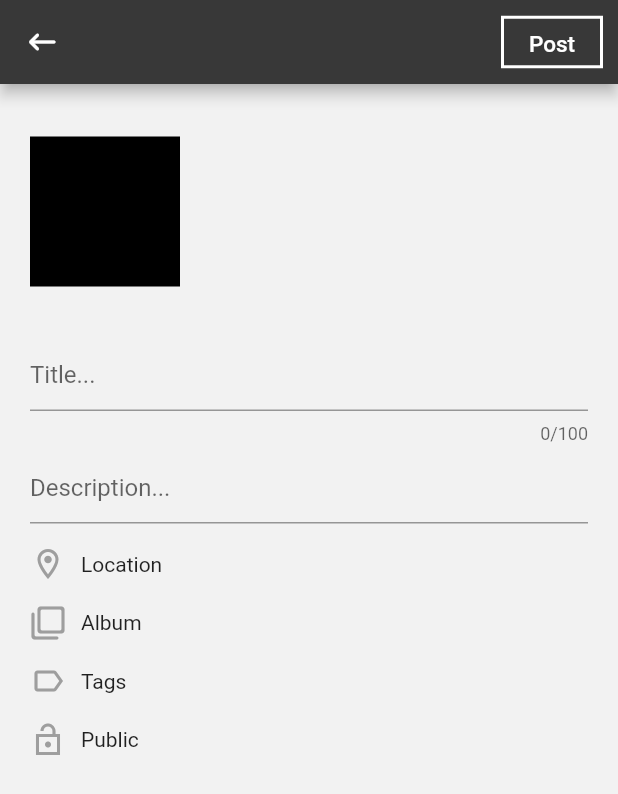
After one commit to mohamed-halemo/Software-Project, a Flutter app: the PhotoUploadScreen screen opened directly, on a phone screen of 412 x 824 dp. The commit adds this screen. Shown: the top 794 px of the screen. Run offline on Flutter 3.47's test engine with Material 2 defaults, Android fonts, the phone set to English and light mode, and no system bars; our stand-ins replace email_validator, flutter_swiper, image_gallery_saver, permission_handler; missing offline and left inert: bitmap, camerawesome, circle_list, photo_gallery, photo_manager; Roboto replaces fonts that are missing (Rubik); statements that could not run were skipped.

Commit message:
Upload Image Placeholding UI

```diff
--- a/android_flickr/lib/main.dart
+++ b/android_flickr/lib/main.dart
@@ -6,14 +6,12 @@ import './colors/blackSwatch.dart' as primBlack;
 import './screens/login_screen.dart';
 import './screens/photoEditScreen.dart';
 
-// import 'dart:html';
-
 void main() {
   runApp(MyApp());
 }
 
 class MyApp extends StatelessWidget {
-  // This widget is the root of your application.
+  // This widget is the root of the application.
   @override
   Widget build(BuildContext context) {
     SystemChrome.setPreferredOrientations(
--- /dev/null
+++ b/android_flickr/lib/screens/PhotoUploadScreen.dart
@@ -0,0 +1,154 @@
+import 'package:flutter/material.dart';
+
+class PhotoUploadScreen extends StatefulWidget {
+  @override
+  _PhotoUploadScreenState createState() => _PhotoUploadScreenState();
+}
+
+class _PhotoUploadScreenState extends State<PhotoUploadScreen> {
+  @override
+  Widget build(BuildContext context) {
+    return Scaffold(
+      backgroundColor: Color.fromARGB(255, 242, 242, 242),
+      appBar: AppBar(
+        backgroundColor: Color.fromARGB(255, 56, 56, 56),
+        leading: IconButton(
+          icon: Icon(Icons.keyboard_backspace_rounded),
+          onPressed: () {
+            Navigator.of(context).pop();
+          },
+        ),
+        actions: [
+          Align(
+            alignment: Alignment.centerLeft,
+            child: Padding(
+              padding: EdgeInsets.only(
+                right: 10,
+              ),
+              child: Container(
+                height: 35,
+                decoration: BoxDecoration(
+                  border: Border.all(
+                    color: Colors.white,
+                    width: 2,
+                  ),
+                ),
+                child: TextButton(
+                  onPressed: () {},
+                  child: Text(
+                    'Post',
+                    style: TextStyle(
+                      color: Colors.white,
+                      fontSize: 15,
+                    ),
+                  ),
+                ),
+              ),
+            ),
+          )
+        ],
+      ),
+      body: Padding(
+        padding: const EdgeInsets.only(
+          left: 20.0,
+          right: 20.0,
+        ),
+        child: Column(
+          mainAxisAlignment: MainAxisAlignment.start,
+          crossAxisAlignment: CrossAxisAlignment.start,
+          children: [
+            SizedBox(
+              height: 35,
+            ),
+            Container(
+              height: 100,
+              width: 100,
+              color: Colors.black,
+            ),
+            SizedBox(
+              height: 35,
+            ),
+            TextFormField(
+              maxLength: 100,
+              decoration: InputDecoration(
+                hintText: 'Title...',
+              ),
+            ),
+            SizedBox(
+              height: 5,
+            ),
+            TextFormField(
+              decoration: InputDecoration(
+                hintText: 'Description...',
+              ),
+            ),
+            SizedBox(
+              height: 15,
+            ),
+            Row(
+              mainAxisAlignment: MainAxisAlignment.start,
+              children: [
+                Icon(
+                  Icons.location_on_outlined,
+                  color: Colors.grey,
+                ),
+                SizedBox(
+                  width: 10,
+                ),
+                Text('Location'),
+              ],
+            ),
+            SizedBox(
+              height: 15,
+            ),
+            Row(
+              mainAxisAlignment: MainAxisAlignment.start,
+              children: [
+                Icon(
+                  Icons.filter_none_rounded,
+                  color: Colors.grey,
+                ),
+                SizedBox(
+                  width: 10,
+                ),
+                Text('Album'),
+              ],
+            ),
+            SizedBox(
+              height: 15,
+            ),
+            Row(
+              mainAxisAlignment: MainAxisAlignment.start,
+              children: [
+                Icon(
+                  Icons.label_outlined,
+                  color: Colors.grey,
+                ),
+                SizedBox(
+                  width: 10,
+                ),
+                Text('Tags'),
+              ],
+            ),
+            SizedBox(
+              height: 15,
+            ),
+            Row(
+              mainAxisAlignment: MainAxisAlignment.start,
+              children: [
+                Icon(
+                  Icons.lock_open_sharp,
+                  color: Colors.grey,
+                ),
+                SizedBox(
+                  width: 10,
+                ),
+                Text('Public'),
+              ],
+            ),
+          ],
+        ),
+      ),
+    );
+  }
+}
```
Also changed, not shown: android_flickr/lib/screens/photoEditScreen.dart (+86 -23 lines).
